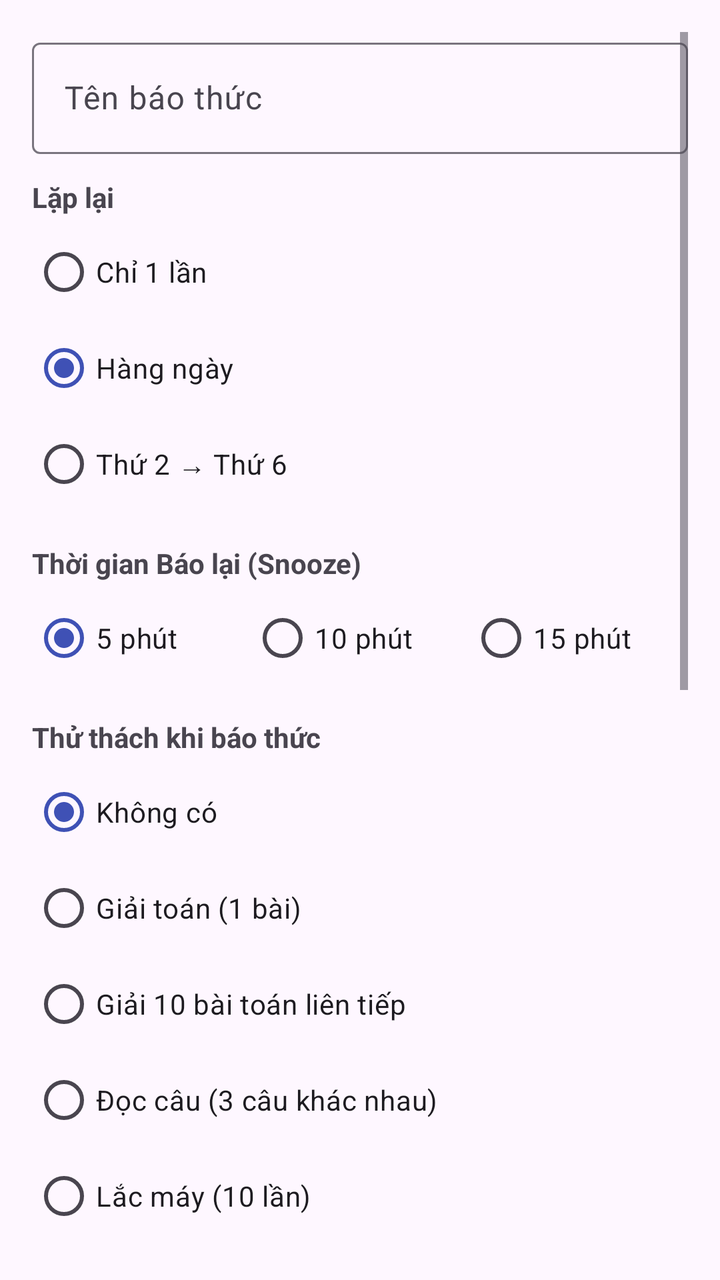
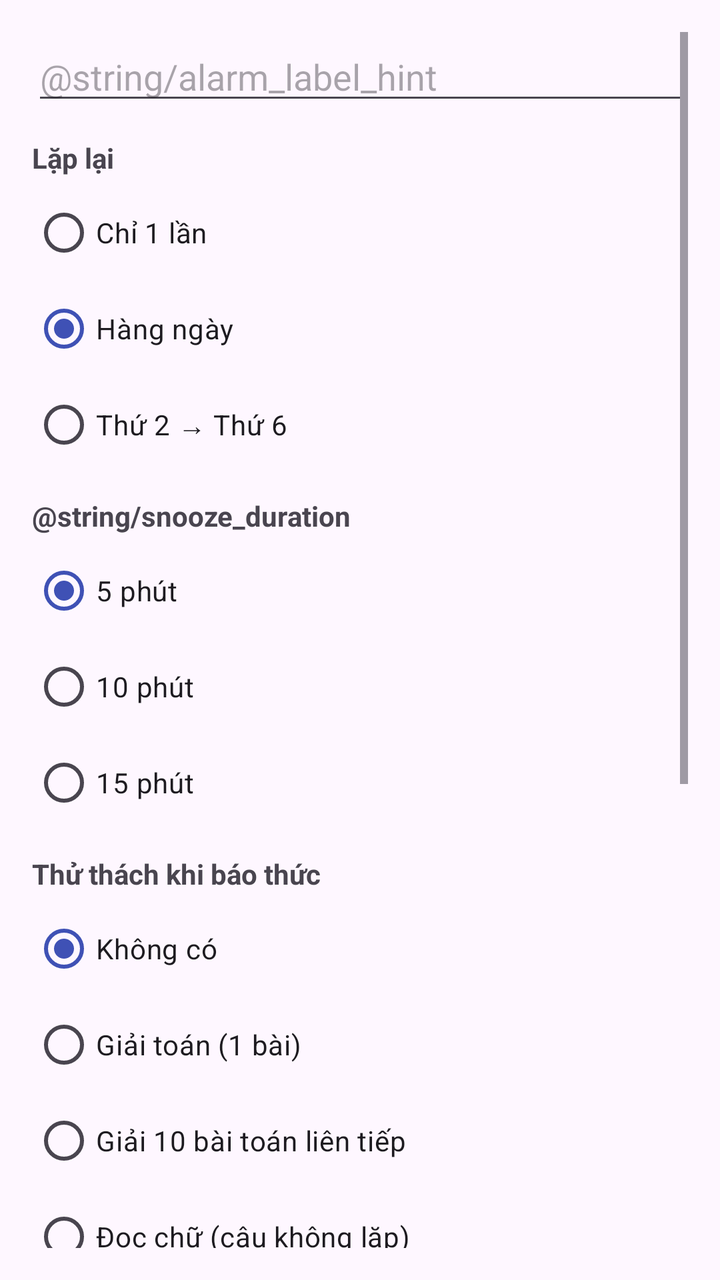

Screens rendered from an Android XML layout before and after an edit, with the pre-edit source and the edit as a unified diff.
<!-- AndroidManifest.xml: application theme Theme.AlarmClock -->
<!-- res/layout/dialog_add_alarm.xml -->
<?xml version="1.0" encoding="utf-8"?>
<ScrollView xmlns:android="http://schemas.android.com/apk/res/android"
    android:layout_width="match_parent"
    android:layout_height="wrap_content"
    android:padding="16dp">

    <LinearLayout
        android:layout_width="match_parent"
        android:layout_height="wrap_content"
        android:orientation="vertical">

        <com.google.android.material.textfield.TextInputLayout
            android:layout_width="match_parent"
            android:layout_height="wrap_content"
            android:hint="@string/alarm_label">
            <com.google.android.material.textfield.TextInputEditText
                android:id="@+id/etLabel"
                android:layout_width="match_parent"
                android:layout_height="wrap_content"
                android:inputType="text"
                android:maxLines="1" />
        </com.google.android.material.textfield.TextInputLayout>

        <TextView
            android:layout_width="wrap_content"
            android:layout_height="wrap_content"
            android:text="@string/repeat"
            android:textStyle="bold"
            android:layout_marginTop="12dp"
            android:layout_marginBottom="4dp" />

        <RadioGroup
            android:id="@+id/rgRepeat"
            android:layout_width="match_parent"
            android:layout_height="wrap_content"
            android:orientation="vertical">
            <RadioButton
                android:id="@+id/rbOnce"
                android:layout_width="match_parent"
                android:layout_height="wrap_content"
                android:text="@string/once" />
            <RadioButton
                android:id="@+id/rbDaily"
                android:layout_width="match_parent"
                android:layout_height="wrap_content"
                android:text="@string/daily"
                android:checked="true" />
            <RadioButton
                android:id="@+id/rbWeekdays"
                android:layout_width="match_parent"
                android:layout_height="wrap_content"
                android:text="@string/weekdays" />
        </RadioGroup>

        <TextView
            android:layout_width="wrap_content"
            android:layout_height="wrap_content"
            android:text="@string/snooze_time"
            android:textStyle="bold"
            android:layout_marginTop="16dp"
            android:layout_marginBottom="4dp" />

        <RadioGroup
            android:id="@+id/rgSnooze"
            android:layout_width="match_parent"
            android:layout_height="wrap_content"
            android:orientation="horizontal">
            <RadioButton
                android:id="@+id/rbSnooze5"
                android:layout_width="0dp"
                android:layout_height="wrap_content"
                android:layout_weight="1"
                android:text="@string/min_5"
                android:checked="true" />
            <RadioButton
                android:id="@+id/rbSnooze10"
                android:layout_width="0dp"
                android:layout_height="wrap_content"
                android:layout_weight="1"
                android:text="@string/min_10" />
            <RadioButton
                android:id="@+id/rbSnooze15"
                android:layout_width="0dp"
                android:layout_height="wrap_content"
                android:layout_weight="1"
                android:text="@string/min_15" />
        </RadioGroup>

        <TextView
            android:layout_width="wrap_content"
            android:layout_height="wrap_content"
            android:text="@string/challenge_setting_title"
            android:textStyle="bold"
            android:layout_marginTop="16dp"
            android:layout_marginBottom="4dp" />

        <RadioGroup
            android:id="@+id/rgChallenge"
            android:layout_width="match_parent"
            android:layout_height="wrap_content"
            android:orientation="vertical">
            <RadioButton
                android:id="@+id/rbChallengeNone"
                android:layout_width="match_parent"
                android:layout_height="wrap_content"
                android:text="@string/challenge_none"
                android:checked="true" />
            <RadioButton
                android:id="@+id/rbChallengeMath"
                android:layout_width="match_parent"
                android:layout_height="wrap_content"
                android:text="Giải toán (1 bài)" />
            <RadioButton
                android:id="@+id/rbChallengeMath10"
                android:layout_width="match_parent"
                android:layout_height="wrap_content"
                android:text="Giải 10 bài toán liên tiếp" />
            <RadioButton
                android:id="@+id/rbChallengeRead"
                android:layout_width="match_parent"
                android:layout_height="wrap_content"
                android:text="Đọc câu (3 câu khác nhau)" />
            <RadioButton
                android:id="@+id/rbChallengeShake"
                android:layout_width="match_parent"
                android:layout_height="wrap_content"
                android:text="Lắc máy (10 lần)" />
            <RadioButton
                android:id="@+id/rbChallengeShake100"
                android:layout_width="match_parent"
                android:layout_height="wrap_content"
                android:text="Lắc máy 100 lần" />
            <RadioButton
                android:id="@+id/rbChallengeTap200"
                android:layout_width="match_parent"
                android:layout_height="wrap_content"
                android:text="Bấm 200 lần (chống auto-click)" />
            <RadioButton
                android:id="@+id/rbChallengeFace"
                android:layout_width="match_parent"
                android:layout_height="wrap_content"
                android:text="Quét mặt" />
            <RadioButton
                android:id="@+id/rbChallengeFaceExpr"
                android:layout_width="match_parent"
                android:layout_height="wrap_content"
                android:text="Cười / Giận / Lè lưỡi" />
            <RadioButton
                android:id="@+id/rbChallengeBio"
                android:layout_width="match_parent"
                android:layout_height="wrap_content"
                android:text="Vân tay / Face hệ thống" />
        </RadioGroup>
        
        <RadioGroup
            android:id="@+id/rgChallenge2"
            android:layout_width="match_parent"
            android:layout_height="wrap_content"
            android:visibility="gone"
            android:orientation="vertical" />

        <com.google.android.material.checkbox.MaterialCheckBox
            android:id="@+id/cbSkipHolidays"
            android:layout_width="match_parent"
            android:layout_height="wrap_content"
            android:text="@string/skip_holidays"
            android:layout_marginTop="12dp" />

        <com.google.android.material.checkbox.MaterialCheckBox
            android:id="@+id/cbStrictAntiSnooze"
            android:layout_width="match_parent"
            android:layout_height="wrap_content"
            android:text="@string/strict_anti_snooze"
            android:layout_marginTop="4dp" />

        <com.google.android.material.checkbox.MaterialCheckBox
            android:id="@+id/cbCrescendo"
            android:layout_width="match_parent"
            android:layout_height="wrap_content"
            android:text="@string/use_crescendo"
            android:checked="true"
            android:layout_marginTop="4dp" />

        <com.google.android.material.textfield.TextInputLayout
            android:layout_width="match_parent"
            android:layout_height="wrap_content"
            android:hint="@string/voice_note_hint"
            android:layout_marginTop="12dp">
            <com.google.android.material.textfield.TextInputEditText
                android:id="@+id/etVoiceNote"
                android:layout_width="match_parent"
                android:layout_height="wrap_content"
                android:inputType="text"
                android:maxLines="2" />
        </com.google.android.material.textfield.TextInputLayout>

        <com.google.android.material.button.MaterialButton
            android:id="@+id/btnChooseRingtone"
            android:layout_width="match_parent"
            android:layout_height="wrap_content"
            android:text="@string/choose_ringtone"
            android:layout_marginTop="16dp"
            style="@style/Widget.Material3.Button.TonalButton" />

        <TextView
            android:id="@+id/tvRingtoneStatus"
            android:layout_width="match_parent"
            android:layout_height="wrap_content"
            android:text="@string/default_ringtone"
            android:textSize="12sp"
            android:textColor="?android:attr/textColorSecondary"
            android:layout_marginTop="4dp"
            android:gravity="center" />
    </LinearLayout>
</ScrollView>
<!-- resources referenced by this layout -->
<resources>
  <string name="alarm_label">Tên báo thức</string>
  <string name="challenge_none">Không có</string>
  <string name="challenge_setting_title">Thử thách khi báo thức</string>
  <string name="choose_ringtone">Chọn nhạc chuông</string>
  <string name="daily">Hàng ngày</string>
  <string name="default_ringtone">Nhạc chuông mặc định</string>
  <string name="min_10">10 phút</string>
  <string name="min_15">15 phút</string>
  <string name="min_5">5 phút</string>
  <string name="once">Chỉ 1 lần</string>
  <string name="repeat">Lặp lại</string>
  <string name="skip_holidays">Bỏ qua ngày lễ Việt Nam</string>
  <string name="snooze_time">Thời gian Báo lại (Snooze)</string>
  <string name="strict_anti_snooze">Chế độ chống ngủ lại (Strict)</string>
  <string name="use_crescendo">Chuông tăng dần (Crescendo)</string>
  <string name="voice_note_hint">Ghi chú TTS (đọc khi báo thức)</string>
  <string name="weekdays">Thứ 2 → Thứ 6</string>
  <style name="Theme.AlarmClock" parent="Theme.Material3.DayNight.NoActionBar">
          <item name="colorPrimary">#3F51B5</item>
          <item name="colorPrimaryVariant">#303F9F</item>
          <item name="colorOnPrimary">@android:color/white</item>
          <item name="colorSecondary">#FF4081</item>
          <item name="android:windowAnimationStyle">@style/WindowFadeThrough</item>
      </style>
  <style name="WindowFadeThrough">
          <item name="android:activityOpenEnterAnimation">@anim/fade_through_enter</item>
          <item name="android:activityOpenExitAnimation">@anim/fade_through_exit</item>
          <item name="android:activityCloseEnterAnimation">@anim/fade_through_enter</item>
          <item name="android:activityCloseExitAnimation">@anim/fade_through_exit</item>
      </style>
</resources>

<!-- the commit's change to res/layout/dialog_add_alarm.xml (unified diff, before → after) -->
@@ -2,31 +2,31 @@
 <ScrollView xmlns:android="http://schemas.android.com/apk/res/android"
     android:layout_width="match_parent"
     android:layout_height="wrap_content"
-    android:padding="16dp">
+    android:fillViewport="true"
+    android:padding="16dp"
+    android:scrollbars="vertical"
+    android:fadeScrollbars="false">
 
     <LinearLayout
         android:layout_width="match_parent"
         android:layout_height="wrap_content"
-        android:orientation="vertical">
+        android:orientation="vertical"
+        android:paddingBottom="8dp">
 
-        <com.google.android.material.textfield.TextInputLayout
+        <EditText
+            android:id="@+id/etLabel"
             android:layout_width="match_parent"
             android:layout_height="wrap_content"
-            android:hint="@string/alarm_label">
-            <com.google.android.material.textfield.TextInputEditText
-                android:id="@+id/etLabel"
-                android:layout_width="match_parent"
-                android:layout_height="wrap_content"
-                android:inputType="text"
-                android:maxLines="1" />
-        </com.google.android.material.textfield.TextInputLayout>
+            android:hint="@string/alarm_label_hint"
+            android:inputType="text"
+            android:maxLines="1"
+            android:layout_marginBottom="12dp" />
 
         <TextView
             android:layout_width="wrap_content"
             android:layout_height="wrap_content"
             android:text="@string/repeat"
             android:textStyle="bold"
-            android:layout_marginTop="12dp"
             android:layout_marginBottom="4dp" />
 
         <RadioGroup
@@ -55,43 +55,40 @@
         <TextView
             android:layout_width="wrap_content"
             android:layout_height="wrap_content"
-            android:text="@string/snooze_time"
+            android:text="@string/snooze_duration"
             android:textStyle="bold"
-            android:layout_marginTop="16dp"
+            android:layout_marginTop="12dp"
             android:layout_marginBottom="4dp" />
 
         <RadioGroup
             android:id="@+id/rgSnooze"
             android:layout_width="match_parent"
             android:layout_height="wrap_content"
-            android:orientation="horizontal">
+            android:orientation="vertical">
             <RadioButton
                 android:id="@+id/rbSnooze5"
-                android:layout_width="0dp"
+                android:layout_width="match_parent"
                 android:layout_height="wrap_content"
-                android:layout_weight="1"
                 android:text="@string/min_5"
                 android:checked="true" />
             <RadioButton
                 android:id="@+id/rbSnooze10"
-                android:layout_width="0dp"
+                android:layout_width="match_parent"
                 android:layout_height="wrap_content"
-                android:layout_weight="1"
                 android:text="@string/min_10" />
             <RadioButton
                 android:id="@+id/rbSnooze15"
-                android:layout_width="0dp"
+                android:layout_width="match_parent"
                 android:layout_height="wrap_content"
-                android:layout_weight="1"
                 android:text="@string/min_15" />
         </RadioGroup>
 
         <TextView
-            android:layout_width="wrap_content"
+            android:layout_width="match_parent"
             android:layout_height="wrap_content"
             android:text="@string/challenge_setting_title"
             android:textStyle="bold"
-            android:layout_marginTop="16dp"
+            android:layout_marginTop="12dp"
             android:layout_marginBottom="4dp" />
 
         <RadioGroup
@@ -119,19 +116,14 @@
                 android:id="@+id/rbChallengeRead"
                 android:layout_width="match_parent"
                 android:layout_height="wrap_content"
-                android:text="Đọc câu (3 câu khác nhau)" />
+                android:text="Đọc chữ (câu không lặp)" />
             <RadioButton
                 android:id="@+id/rbChallengeShake"
                 android:layout_width="match_parent"
                 android:layout_height="wrap_content"
-                android:text="Lắc máy (10 lần)" />
-            <RadioButton
-                android:id="@+id/rbChallengeShake100"
-                android:layout_width="match_parent"
-                android:layout_height="wrap_content"
                 android:text="Lắc máy 100 lần" />
             <RadioButton
-                android:id="@+id/rbChallengeTap200"
+                android:id="@+id/rbChallengeTap"
                 android:layout_width="match_parent"
                 android:layout_height="wrap_content"
                 android:text="Bấm 200 lần (chống auto-click)" />
@@ -139,77 +131,48 @@
                 android:id="@+id/rbChallengeFace"
                 android:layout_width="match_parent"
                 android:layout_height="wrap_content"
-                android:text="Quét mặt" />
+                android:text="Quét khuôn mặt" />
             <RadioButton
                 android:id="@+id/rbChallengeFaceExpr"
                 android:layout_width="match_parent"
                 android:layout_height="wrap_content"
-                android:text="Cười / Giận / Lè lưỡi" />
+                android:text="Biểu cảm: Cười / Giận / Lè lưỡi" />
             <RadioButton
-                android:id="@+id/rbChallengeBio"
+                android:id="@+id/rbChallengeBiometric"
                 android:layout_width="match_parent"
                 android:layout_height="wrap_content"
-                android:text="Vân tay / Face hệ thống" />
+                android:text="Vân tay / khuôn mặt hệ thống" />
         </RadioGroup>
+
         
         <RadioGroup
             android:id="@+id/rgChallenge2"
-            android:layout_width="match_parent"
-            android:layout_height="wrap_content"
-            android:visibility="gone"
-            android:orientation="vertical" />
+            android:layout_width="0dp"
+            android:layout_height="0dp"
+            android:visibility="gone" />
 
-        <com.google.android.material.checkbox.MaterialCheckBox
-            android:id="@+id/cbSkipHolidays"
-            android:layout_width="match_parent"
-            android:layout_height="wrap_content"
-            android:text="@string/skip_holidays"
-            android:layout_marginTop="12dp" />
-
-        <com.google.android.material.checkbox.MaterialCheckBox
+        <CheckBox
             android:id="@+id/cbStrictAntiSnooze"
             android:layout_width="match_parent"
             android:layout_height="wrap_content"
-            android:text="@string/strict_anti_snooze"
-            android:layout_marginTop="4dp" />
-
-        <com.google.android.material.checkbox.MaterialCheckBox
-            android:id="@+id/cbCrescendo"
-            android:layout_width="match_parent"
-            android:layout_height="wrap_content"
-            android:text="@string/use_crescendo"
-            android:checked="true"
-            android:layout_marginTop="4dp" />
-
-        <com.google.android.material.textfield.TextInputLayout
-            android:layout_width="match_parent"
-            android:layout_height="wrap_content"
-            android:hint="@string/voice_note_hint"
-            android:layout_marginTop="12dp">
-            <com.google.android.material.textfield.TextInputEditText
-                android:id="@+id/etVoiceNote"
-                android:layout_width="match_parent"
-                android:layout_height="wrap_content"
-                android:inputType="text"
-                android:maxLines="2" />
-        </com.google.android.material.textfield.TextInputLayout>
+            android:text="Chống báo lại (bắt buộc xong thử thách mới tắt)"
+            android:layout_marginTop="8dp" />
 
         <com.google.android.material.button.MaterialButton
             android:id="@+id/btnChooseRingtone"
             android:layout_width="match_parent"
             android:layout_height="wrap_content"
-            android:text="@string/choose_ringtone"
-            android:layout_marginTop="16dp"
-            style="@style/Widget.Material3.Button.TonalButton" />
+            android:text="Chọn nhạc chuông"
+            android:layout_marginTop="12dp"
+            style="@style/Widget.Material3.Button.OutlinedButton" />
 
         <TextView
             android:id="@+id/tvRingtoneStatus"
             android:layout_width="match_parent"
             android:layout_height="wrap_content"
-            android:text="@string/default_ringtone"
+            android:text="Nhạc mặc định"
             android:textSize="12sp"
-            android:textColor="?android:attr/textColorSecondary"
             android:layout_marginTop="4dp"
-            android:gravity="center" />
+            android:layout_marginBottom="8dp" />
     </LinearLayout>
 </ScrollView>
<!-- resource entries referenced after the edit -->
@@ -1,21 +1,13 @@
 <!-- resources referenced by this layout -->
 <resources>
-  <string name="alarm_label">Tên báo thức</string>
   <string name="challenge_none">Không có</string>
   <string name="challenge_setting_title">Thử thách khi báo thức</string>
-  <string name="choose_ringtone">Chọn nhạc chuông</string>
   <string name="daily">Hàng ngày</string>
-  <string name="default_ringtone">Nhạc chuông mặc định</string>
   <string name="min_10">10 phút</string>
   <string name="min_15">15 phút</string>
   <string name="min_5">5 phút</string>
   <string name="once">Chỉ 1 lần</string>
   <string name="repeat">Lặp lại</string>
-  <string name="skip_holidays">Bỏ qua ngày lễ Việt Nam</string>
-  <string name="snooze_time">Thời gian Báo lại (Snooze)</string>
-  <string name="strict_anti_snooze">Chế độ chống ngủ lại (Strict)</string>
-  <string name="use_crescendo">Chuông tăng dần (Crescendo)</string>
-  <string name="voice_note_hint">Ghi chú TTS (đọc khi báo thức)</string>
   <string name="weekdays">Thứ 2 → Thứ 6</string>
   <style name="Theme.AlarmClock" parent="Theme.Material3.DayNight.NoActionBar">
           <item name="colorPrimary">#3F51B5</item>
